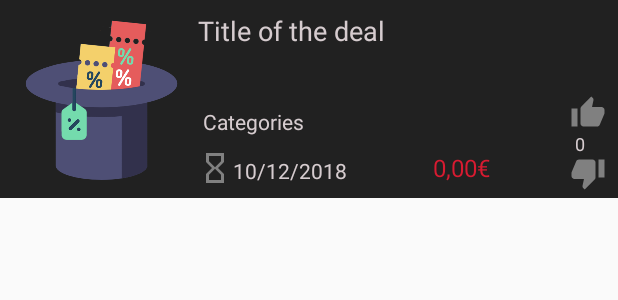
After one commit to WilliamDemirci/Magic, an Android app: the layout deal.xml on its own in the app's theme, with its tools: preview values and no code run, on a phone screen of 412 x 824 dp. The commit adds this screen. Shown: the top 300 px of the screen. Run offline under Robolectric (Android 15) with nearby library versions, the phone set to English and light mode, and no system bars.

Commit message:
- deal template

```diff
--- /dev/null
+++ b/app/src/main/res/drawable/ic_hourglass_empty_grey_24dp.xml
@@ -0,0 +1,5 @@
+<vector android:height="24dp" android:tint="#808080"
+    android:viewportHeight="24.0" android:viewportWidth="24.0"
+    android:width="24dp" xmlns:android="http://schemas.android.com/apk/res/android">
+    <path android:fillColor="#FF000000" android:pathData="M6,2v6h0.01L6,8.01 10,12l-4,4 0.01,0.01L6,16.01L6,22h12v-5.99h-0.01L18,16l-4,-4 4,-3.99 -0.01,-0.01L18,8L18,2L6,2zM16,16.5L16,20L8,20v-3.5l4,-4 4,4zM12,11.5l-4,-4L8,4h8v3.5l-4,4z"/>
+</vector>
--- /dev/null
+++ b/app/src/main/res/drawable/ic_thumb_down_black_24dp.xml
@@ -0,0 +1,5 @@
+<vector android:height="24dp" android:tint="#808080"
+    android:viewportHeight="24.0" android:viewportWidth="24.0"
+    android:width="24dp" xmlns:android="http://schemas.android.com/apk/res/android">
+    <path android:fillColor="#FF000000" android:pathData="M15,3L6,3c-0.83,0 -1.54,0.5 -1.84,1.22l-3.02,7.05c-0.09,0.23 -0.14,0.47 -0.14,0.73v1.91l0.01,0.01L1,14c0,1.1 0.9,2 2,2h6.31l-0.95,4.57 -0.03,0.32c0,0.41 0.17,0.79 0.44,1.06L9.83,23l6.59,-6.59c0.36,-0.36 0.58,-0.86 0.58,-1.41L17,5c0,-1.1 -0.9,-2 -2,-2zM19,3v12h4L23,3h-4z"/>
+</vector>
--- /dev/null
+++ b/app/src/main/res/drawable/ic_thumb_up_grey_24dp.xml
@@ -0,0 +1,5 @@
+<vector android:height="24dp" android:tint="#808080"
+    android:viewportHeight="24.0" android:viewportWidth="24.0"
+    android:width="24dp" xmlns:android="http://schemas.android.com/apk/res/android">
+    <path android:fillColor="#FF000000" android:pathData="M1,21h4L5,9L1,9v12zM23,10c0,-1.1 -0.9,-2 -2,-2h-6.31l0.95,-4.57 0.03,-0.32c0,-0.41 -0.17,-0.79 -0.44,-1.06L14.17,1 7.59,7.59C7.22,7.95 7,8.45 7,9v10c0,1.1 0.9,2 2,2h9c0.83,0 1.54,-0.5 1.84,-1.22l3.02,-7.05c0.09,-0.23 0.14,-0.47 0.14,-0.73v-1.91l-0.01,-0.01L23,10z"/>
+</vector>
--- /dev/null
+++ b/app/src/main/res/layout/deal.xml
@@ -0,0 +1,133 @@
+<?xml version="1.0" encoding="utf-8"?>
+<android.support.constraint.ConstraintLayout xmlns:android="http://schemas.android.com/apk/res/android"
+    xmlns:app="http://schemas.android.com/apk/res-auto"
+    xmlns:tools="http://schemas.android.com/tools"
+    android:layout_width="match_parent"
+    android:layout_height="wrap_content"
+    android:background="@color/colorPrimary">
+
+
+    <ImageView
+        android:id="@+id/imageView"
+        android:layout_width="119dp"
+        android:layout_height="116dp"
+        android:layout_marginStart="8dp"
+        android:layout_marginTop="8dp"
+        android:layout_marginBottom="8dp"
+        app:layout_constraintBottom_toBottomOf="parent"
+        app:layout_constraintStart_toStartOf="parent"
+        app:layout_constraintTop_toTopOf="parent"
+        app:srcCompat="@drawable/hat" />
+
+    <TextView
+        android:id="@+id/textView2"
+        android:layout_width="272dp"
+        android:layout_height="55dp"
+        android:layout_marginStart="12dp"
+        android:layout_marginTop="8dp"
+        android:layout_marginEnd="8dp"
+        android:layout_marginBottom="8dp"
+        android:fontFamily="sans-serif"
+        android:text="@string/title_of_the_deal"
+        android:textAlignment="viewStart"
+        android:textColor="@color/grey"
+        android:textSize="18sp"
+        app:layout_constraintBottom_toBottomOf="@+id/imageView"
+        app:layout_constraintEnd_toEndOf="parent"
+        app:layout_constraintHorizontal_bias="1.0"
+        app:layout_constraintStart_toEndOf="@+id/imageView"
+        app:layout_constraintTop_toTopOf="parent"
+        app:layout_constraintVertical_bias="0.0" />
+
+    <ImageView
+        android:id="@+id/imageView2"
+        android:layout_width="wrap_content"
+        android:layout_height="24dp"
+        android:layout_marginEnd="8dp"
+        app:layout_constraintEnd_toEndOf="parent"
+        app:layout_constraintTop_toBottomOf="@+id/textView2"
+        app:srcCompat="@drawable/ic_thumb_up_grey_24dp" />
+
+    <ImageView
+        android:id="@+id/imageView3"
+        android:layout_width="wrap_content"
+        android:layout_height="wrap_content"
+        android:layout_marginEnd="8dp"
+        app:layout_constraintEnd_toEndOf="parent"
+        app:layout_constraintTop_toBottomOf="@+id/textView3"
+        app:srcCompat="@drawable/ic_thumb_down_black_24dp" />
+
+    <TextView
+        android:id="@+id/textView3"
+        android:layout_width="34dp"
+        android:layout_height="16dp"
+        android:layout_marginStart="8dp"
+        android:text="@string/score"
+        android:textAlignment="center"
+        android:textColor="@color/grey"
+        android:textSize="12sp"
+        app:layout_constraintEnd_toEndOf="parent"
+        app:layout_constraintHorizontal_bias="0.968"
+        app:layout_constraintStart_toEndOf="@+id/imageView"
+        app:layout_constraintTop_toBottomOf="@+id/imageView2" />
+
+    <ImageView
+        android:id="@+id/imageView4"
+        android:layout_width="wrap_content"
+        android:layout_height="wrap_content"
+        android:layout_marginStart="4dp"
+        android:layout_marginBottom="8dp"
+        app:layout_constraintBottom_toBottomOf="parent"
+        app:layout_constraintStart_toEndOf="@+id/imageView"
+        app:srcCompat="@drawable/ic_hourglass_empty_grey_24dp" />
+
+    <TextView
+        android:id="@+id/textView5"
+        android:layout_width="80dp"
+        android:layout_height="17dp"
+        android:layout_marginTop="4dp"
+        android:text="@string/date"
+        android:textAlignment="viewStart"
+        android:textColor="@color/grey"
+        android:textSize="14sp"
+        app:layout_constraintStart_toEndOf="@+id/imageView4"
+        app:layout_constraintTop_toTopOf="@+id/imageView4" />
+
+    <TextView
+        android:id="@+id/textView6"
+        android:layout_width="228dp"
+        android:layout_height="20dp"
+        android:layout_marginStart="8dp"
+        android:layout_marginTop="8dp"
+        android:layout_marginEnd="8dp"
+        android:layout_marginBottom="8dp"
+        android:text="@string/categories"
+        android:textAlignment="viewStart"
+        android:textColor="@color/grey"
+        android:textSize="14sp"
+        app:layout_constraintBottom_toTopOf="@+id/textView5"
+        app:layout_constraintEnd_toStartOf="@+id/imageView2"
+        app:layout_constraintHorizontal_bias="0.0"
+        app:layout_constraintStart_toEndOf="@+id/imageView"
+        app:layout_constraintTop_toBottomOf="@+id/textView2"
+        app:layout_constraintVertical_bias="0.0" />
+
+    <TextView
+        android:id="@+id/textView7"
+        android:layout_width="wrap_content"
+        android:layout_height="wrap_content"
+        android:layout_marginStart="8dp"
+        android:layout_marginTop="8dp"
+        android:layout_marginEnd="8dp"
+        android:layout_marginBottom="8dp"
+        android:text="@string/price"
+        android:textAlignment="viewStart"
+        android:textColor="@color/colorAccent"
+        android:textColorHint="@color/darkBlue"
+        android:textSize="16sp"
+        app:layout_constraintBottom_toBottomOf="parent"
+        app:layout_constraintEnd_toStartOf="@+id/imageView3"
+        app:layout_constraintStart_toEndOf="@+id/textView5"
+        app:layout_constraintTop_toBottomOf="@+id/textView6" />
+
+</android.support.constraint.ConstraintLayout>
--- a/app/src/main/res/values/colors.xml
+++ b/app/src/main/res/values/colors.xml
@@ -2,7 +2,7 @@
 <resources>
     <color name="colorPrimary">#FF212121</color>
     <color name="colorPrimaryDark">#000000</color>
-    <color name="colorAccent">#D81B60</color>
+    <color name="colorAccent">#d81b31</color>
     <color name="grey">#d6cccf</color>
     <color name="darkGrey">#918e8f</color>
     <color name="darkBlue">#2d369b</color>
--- a/app/src/main/res/values/strings.xml
+++ b/app/src/main/res/values/strings.xml
@@ -56,4 +56,9 @@
     <string name="error_field_required">This field is required</string>
     <string name="passwordVerification">Password verification</string>
     <string name="saveField">Save</string>
+    <string name="title_of_the_deal">Title of the deal</string>
+    <string name="categories">Categories</string>
+    <string name="price">0,00€</string>
+    <string name="score">0</string>
+    <string name="date">10/12/2018</string>
 </resources>
```
